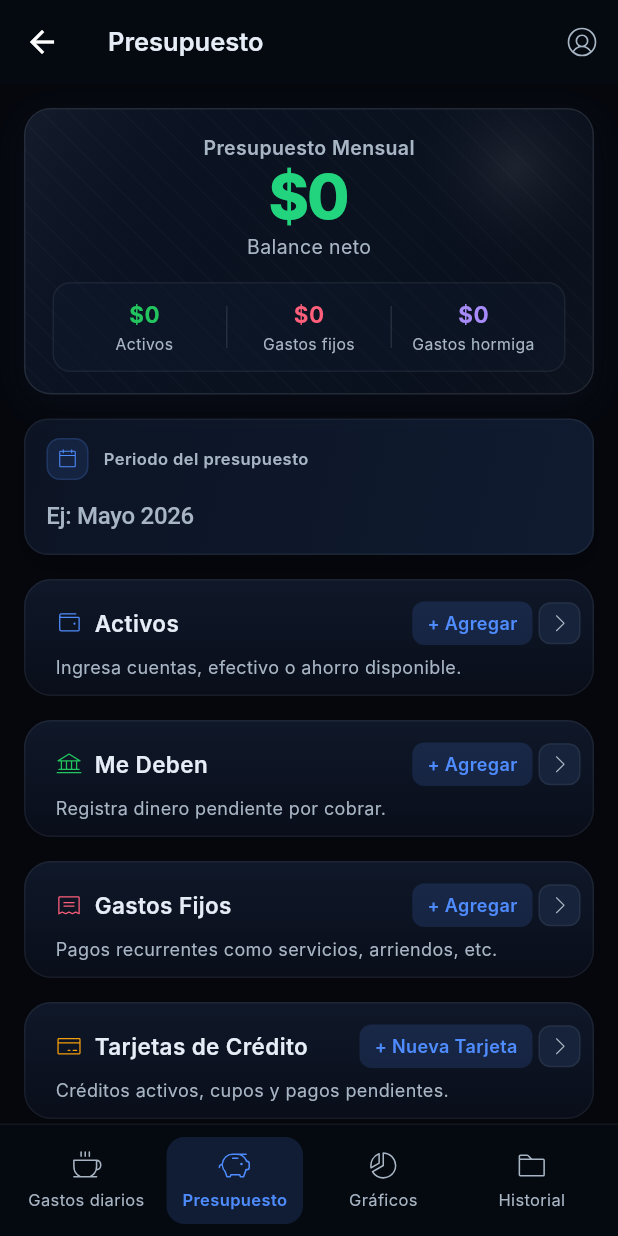
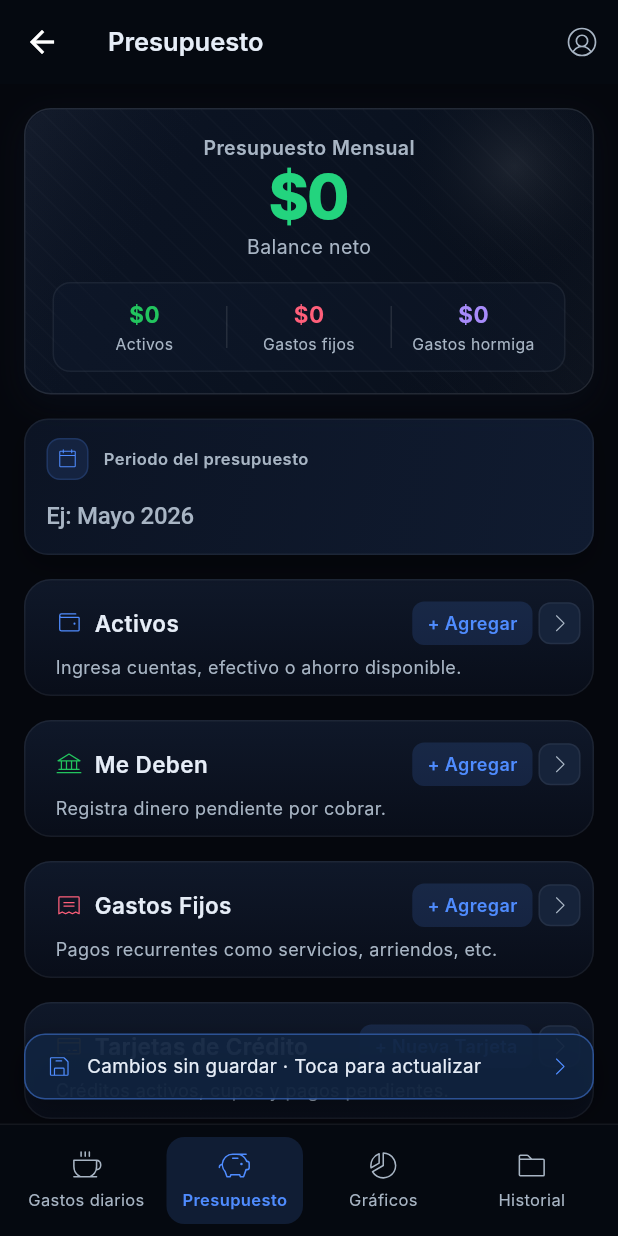
Before and after one commit to JuanDelgado06/finanzas-personales-app, a Flutter app: the HomeShell screen opened directly, item 2 of the bottom bar chosen, after a tap on "+ Nueva Tarjeta", on a phone screen of 412 x 824 dp. Run offline on Flutter 3.47's test engine with Material 3 defaults, Android fonts, the phone set to English and light mode, and no system bars; our stand-ins replace firebase_auth, firebase_core, fl_chart, flutter_slidable, google_sign_in, phosphor_flutter and 1 more; accounts and stored records are empty; network calls fail; Roboto replaces fonts that are missing (Inter).

Commit message:
feat: mejorar la gestión de presupuesto con soporte para abonos a tarjetas de crédito y manejo de cambios sin guardar

```diff
--- a/lib/screens/budget_screen.dart
+++ b/lib/screens/budget_screen.dart
@@ -21,7 +21,9 @@ class BudgetScreen extends StatelessWidget {
         );
     return Scaffold(
       backgroundColor: kAppBg,
-      body: CustomScrollView(
+      body: Stack(
+        children: [
+          CustomScrollView(
             slivers: [
               SliverToBoxAdapter(child: _SummaryCard(state: state)),
               SliverToBoxAdapter(
@@ -159,7 +161,61 @@ class BudgetScreen extends StatelessWidget {
                   ),
                 ),
               ),
-          const SliverToBoxAdapter(child: SizedBox(height: 24)),
+              const SliverToBoxAdapter(child: SizedBox(height: 96)),
+            ],
+          ),
+          if (state.hasUnsavedBudgetChanges)
+            Positioned(
+              left: 16,
+              right: 16,
+              bottom: 16,
+              child: SafeArea(
+                top: false,
+                child: Material(
+                  color: Colors.transparent,
+                  child: InkWell(
+                    borderRadius: BorderRadius.circular(14),
+                    onTap: () => _saveBudget(context, state),
+                    child: Container(
+                      padding: const EdgeInsets.symmetric(horizontal: 14, vertical: 12),
+                      decoration: BoxDecoration(
+                        color: const Color(0xEE10233F),
+                        borderRadius: BorderRadius.circular(14),
+                        border: Border.all(color: kAccent.withOpacity(0.45)),
+                        boxShadow: [
+                          BoxShadow(
+                            color: Colors.black.withOpacity(0.35),
+                            blurRadius: 14,
+                            offset: const Offset(0, 8),
+                          ),
+                        ],
+                      ),
+                      child: const Row(
+                        children: [
+                          PhosphorIcon(
+                            PhosphorIconsLight.floppyDisk,
+                            color: kAccent,
+                            size: 17,
+                          ),
+                          SizedBox(width: 10),
+                          Expanded(
+                            child: Text(
+                              'Cambios sin guardar · Toca para actualizar',
+                              style: TextStyle(color: kTextMain, fontSize: 12.5),
+                            ),
+                          ),
+                          PhosphorIcon(
+                            PhosphorIconsLight.caretRight,
+                            color: kAccent,
+                            size: 16,
+                          ),
+                        ],
+                      ),
+                    ),
+                  ),
+                ),
+              ),
+            ),
         ],
       ),
     );
@@ -567,7 +623,7 @@ class _MonthInputState extends State<_MonthInput> {
             focusNode: _focusNode,
             onChanged: (v) {
               widget.state.monthName = v;
-              widget.state.notifyListeners();
+                widget.state.markBudgetDirty();
             },
             style: const TextStyle(
               color: kTextMain,
@@ -1147,7 +1203,7 @@ class _LiabilityRow extends StatelessWidget {
               hint: 'Gasto fijo',
               onChanged: (v) {
                 item.name = v;
-                state.notifyListeners();
+                state.markBudgetDirty();
               },
             ),
           ),
@@ -1158,7 +1214,7 @@ class _LiabilityRow extends StatelessWidget {
               initial: item.amount,
               onChanged: (v) {
                 item.amount = v;
-                state.notifyListeners();
+                state.markBudgetDirty();
               },
             ),
           ),
@@ -1187,6 +1243,8 @@ class _CreditCardRow extends StatefulWidget {
 
 class _CreditCardRowState extends State<_CreditCardRow> {
   late bool _expanded;
+  late final TextEditingController _abonoCtrl;
+  String _abonoAssetName = '';
 
   double _derivedBalance() {
     final value = widget.item.creditLimit - widget.item.paymentTotal;
@@ -1201,7 +1259,14 @@ class _CreditCardRowState extends State<_CreditCardRow> {
   void initState() {
     super.initState();
     _expanded = false;
+    _abonoCtrl = TextEditingController();
     _syncDerivedBalance();
+  }
+
+  @override
+  void dispose() {
+    _abonoCtrl.dispose();
+    super.dispose();
   }
 
   @override
@@ -1210,9 +1275,53 @@ class _CreditCardRowState extends State<_CreditCardRow> {
     _syncDerivedBalance();
   }
 
+  void _applyPayment(AppState state) {
+    final messenger = ScaffoldMessenger.of(context);
+    final amount = double.tryParse(_abonoCtrl.text) ?? 0;
+
+    if (_abonoAssetName.trim().isEmpty) {
+      messenger.showSnackBar(
+        const SnackBar(
+          content: Text('Selecciona un activo para pagar la tarjeta'),
+          backgroundColor: kDanger,
+        ),
+      );
+      return;
+    }
+
+    final error = state.applyCreditCardPayment(
+      cardId: widget.item.id,
+      assetName: _abonoAssetName,
+      amount: amount,
+    );
+
+    if (error != null) {
+      messenger.showSnackBar(
+        SnackBar(content: Text(error), backgroundColor: kDanger),
+      );
+      return;
+    }
+
+    _abonoCtrl.clear();
+    HapticFeedback.lightImpact();
+    messenger.showSnackBar(
+      const SnackBar(
+        content: Text('Abono aplicado a la tarjeta'),
+        backgroundColor: kSuccess,
+      ),
+    );
+  }
+
   @override
   Widget build(BuildContext context) {
     final state = context.read<AppState>();
+    final assetNames = state.assetNames;
+    if (assetNames.isEmpty) {
+      _abonoAssetName = '';
+    } else if (!assetNames.contains(_abonoAssetName)) {
+      _abonoAssetName = assetNames.first;
+    }
+
     final cardName = widget.item.name.trim();
     final hasName = cardName.isNotEmpty;
     final currentBalance = _derivedBalance();
@@ -1359,33 +1468,6 @@ class _CreditCardRowState extends State<_CreditCardRow> {
                           Column(
                             crossAxisAlignment: CrossAxisAlignment.start,
                             children: [
-                              const Text(
-                                'VALID\nTHRU',
-                                style: TextStyle(
-                                  color: Color(0xFF7D8592),
-                                  fontSize: 7,
-                                  height: 1.3,
-                                  letterSpacing: 0.5,
-                                ),
-                              ),
-                              const SizedBox(height: 2),
-                              Text(
-                                widget.item.paymentDay != null
-                                    ? '${widget.item.cutoffDay ?? '--'}/${widget.item.paymentDay}'
-                                    : '--/--',
-                                style: const TextStyle(
-                                  color: Color(0xFFECEFF3),
-                                  fontSize: 14,
-                                  fontWeight: FontWeight.w600,
-                                  letterSpacing: 1.2,
-                                ),
-                              ),
-                            ],
-                          ),
-                          const SizedBox(width: 24),
-                          Column(
-                            crossAxisAlignment: CrossAxisAlignment.start,
-                            children: [
                               Text(
                                 'CUPO',
                                 style: TextStyle(
@@ -1500,7 +1582,7 @@ class _CreditCardRowState extends State<_CreditCardRow> {
                             hint: 'Ej: Visa, Mastercard, Amex',
                             onChanged: (v) {
                               widget.item.name = v;
-                              state.notifyListeners();
+                              state.markBudgetDirty();
                             },
                           ),
                         ],
@@ -1527,7 +1609,7 @@ class _CreditCardRowState extends State<_CreditCardRow> {
                             onChanged: (v) {
                               widget.item.creditLimit = v;
                               _syncDerivedBalance();
-                              state.notifyListeners();
+                              state.markBudgetDirty();
                             },
                           ),
                         ],
@@ -1586,7 +1668,7 @@ class _CreditCardRowState extends State<_CreditCardRow> {
                             compact: true,
                             onChanged: (v) {
                               widget.item.minimum = v;
-                              state.notifyListeners();
+                              state.markBudgetDirty();
                             },
                           ),
                         ],
@@ -1608,7 +1690,7 @@ class _CreditCardRowState extends State<_CreditCardRow> {
                             onChanged: (v) {
                               widget.item.paymentTotal = v;
                               _syncDerivedBalance();
-                              state.notifyListeners();
+                              state.markBudgetDirty();
                             },
                           ),
                         ],
@@ -1617,48 +1699,103 @@ class _CreditCardRowState extends State<_CreditCardRow> {
                   ],
                 ),
                 const SizedBox(height: 10),
-                // Fechas
+                // Abono desde activo
+                const Align(
+                  alignment: Alignment.centerLeft,
+                  child: Text(
+                    'Abono a tarjeta desde activo',
+                    style: TextStyle(
+                      color: kTextSoft,
+                      fontSize: 11,
+                      fontWeight: FontWeight.w600,
+                    ),
+                  ),
+                ),
+                const SizedBox(height: 6),
                 Row(
                   children: [
                     Expanded(
-                      child: Column(
-                        crossAxisAlignment: CrossAxisAlignment.start,
-                        children: [
-                          const Text(
-                            'Día de corte',
-                            style: TextStyle(color: kTextSoft, fontSize: 11),
-                          ),
-                          const SizedBox(height: 4),
-                          _DayInput(
-                            initial: widget.item.cutoffDay,
-                            hint: '1-31',
-                            onChanged: (v) {
-                              widget.item.cutoffDay = v;
-                              state.notifyListeners();
+                      flex: 5,
+                      child: DropdownButtonFormField<String>(
+                        value: _abonoAssetName.isEmpty ? null : _abonoAssetName,
+                        items: assetNames
+                            .map(
+                              (name) => DropdownMenuItem<String>(
+                                value: name,
+                                child: Text(
+                                  name,
+                                  overflow: TextOverflow.ellipsis,
+                                  style: const TextStyle(
+                                    color: kTextMain,
+                                    fontSize: 13,
+                                  ),
+                                ),
+                              ),
+                            )
+                            .toList(),
+                        onChanged: assetNames.isEmpty
+                            ? null
+                            : (v) {
+                                setState(() => _abonoAssetName = v ?? '');
                               },
-                          ),
-                        ],
+                        decoration: InputDecoration(
+                          hintText: assetNames.isEmpty
+                              ? 'No hay activos disponibles'
+                              : 'Activo de pago',
+                          isDense: true,
+                          contentPadding: const EdgeInsets.symmetric(
+                            horizontal: 10,
+                            vertical: 10,
+                          ),
+                        ),
+                        dropdownColor: kSurface,
+                        iconEnabledColor: kTextSoft,
+                        style: const TextStyle(color: kTextMain),
                       ),
                     ),
                     const SizedBox(width: 8),
                     Expanded(
-                      child: Column(
-                        crossAxisAlignment: CrossAxisAlignment.start,
-                        children: [
-                          const Text(
-                            'Día de pago',
-                            style: TextStyle(color: kTextSoft, fontSize: 11),
-                          ),
-                          const SizedBox(height: 4),
-                          _DayInput(
-                            initial: widget.item.paymentDay,
-                            hint: '1-31',
-                            onChanged: (v) {
-                              widget.item.paymentDay = v;
-                              state.notifyListeners();
-                            },
-                          ),
-                        ],
+                      flex: 3,
+                      child: TextField(
+                        controller: _abonoCtrl,
+                        keyboardType: const TextInputType.numberWithOptions(
+                          decimal: true,
+                        ),
+                        inputFormatters: [
+                          FilteringTextInputFormatter.allow(
+                            RegExp(r'^\d*\.?\d*'),
+                          ),
+                        ],
+                        style: const TextStyle(color: kTextMain, fontSize: 13),
+                        textAlign: TextAlign.right,
+                        decoration: InputDecoration(
+                          hintText: '0',
+                          hintStyle: const TextStyle(color: kTextSoft),
+                          prefixText: '\$ ',
+                          prefixStyle: const TextStyle(
+                            color: kTextSoft,
+                            fontSize: 13,
+                          ),
+                          isDense: true,
+                          contentPadding: const EdgeInsets.symmetric(
+                            horizontal: 10,
+                            vertical: 10,
+                          ),
+                        ),
+                      ),
+                    ),
+                    const SizedBox(width: 8),
+                    SizedBox(
+                      height: 40,
+                      child: ElevatedButton(
+                        onPressed: assetNames.isEmpty
+                            ? null
+                            : () => _applyPayment(state),
+                        style: ElevatedButton.styleFrom(
+                          padding: const EdgeInsets.symmetric(horizontal: 12),
+                          minimumSize: const Size(0, 40),
+                        ),
+                        child: const Text('Abonar'),
                       ),
                     ),
                   ],
--- a/lib/state/app_state.dart
+++ b/lib/state/app_state.dart
@@ -21,6 +21,7 @@ class AppState extends ChangeNotifier {
   static const String _pendingOpsCacheKey = 'pending_budget_ops_v1';
   bool _syncingPendingOps = false;
   int _pendingOpsCount = 0;
+  bool _hasUnsavedBudgetChanges = false;
 
   String monthName = '';
   List<BudgetItem> assets = [];
@@ -46,6 +47,7 @@ class AppState extends ChangeNotifier {
   bool get isSyncingPendingOps => _syncingPendingOps;
   bool get hasPendingSync => _pendingOpsCount > 0;
   int get pendingOpsCount => _pendingOpsCount;
+  bool get hasUnsavedBudgetChanges => _hasUnsavedBudgetChanges;
 
   // Auto-save state
   bool isSaving = false;
@@ -66,7 +68,7 @@ class AppState extends ChangeNotifier {
 
   // ── Calculated totals ──────────────────────────────────────────────────────
   double get _baseAssets =>
-      [...assets, ...owed].fold(0, (sum, i) => sum + i.amount);
+      assets.fold(0, (sum, i) => sum + i.amount);
 
   String _normalizePaymentMethod(String value) => value.trim().toLowerCase();
 
@@ -97,7 +99,7 @@ class AppState extends ChangeNotifier {
     final remainingById = <String, double>{};
     final itemsByMethod = <String, List<BudgetItem>>{};
 
-    for (final item in [...assets, ...owed]) {
+    for (final item in assets) {
       remainingById[item.id] = item.amount;
       final key = _normalizePaymentMethod(item.name);
       if (key.isEmpty) continue;
@@ -130,13 +132,16 @@ class AppState extends ChangeNotifier {
     return covered > 0 ? covered : 0;
   }
 
+  double get _totalOwed => owed.fold(0.0, (sum, item) => sum + item.amount);
+
   double get _uncoveredMicroExpenses {
     final remaining = totalMicroExpenses - _microExpensesCoveredByAssets;
     return remaining > 0 ? remaining : 0;
   }
 
-  double get totalAssets =>
-      availableAmountByItemId.values.fold(0.0, (sum, value) => sum + value);
+    double get totalAssets =>
+      availableAmountByItemId.values.fold(0.0, (sum, value) => sum + value) +
+      _totalOwed;
 
   double get totalMicroExpenses =>
       microExpenses.fold(0, (sum, m) => sum + m.amount);
@@ -159,7 +164,7 @@ class AppState extends ChangeNotifier {
   double get savingsGoal => totalAssets - partialLiabilities;
 
   List<String> get assetNames =>
-      [...assets, ...owed].map((a) => a.name.trim()).where((n) => n.isNotEmpty).toList();
+      assets.map((a) => a.name.trim()).where((n) => n.isNotEmpty).toList();
 
   List<String> get paymentMethodNames {
     final names = <String>[];
@@ -177,6 +182,7 @@ class AppState extends ChangeNotifier {
   // ── Form actions ───────────────────────────────────────────────────────────
   void _resetForm() {
     monthName = '';
+    _hasUnsavedBudgetChanges = false;
     microExpenseCategories = List.from(kDefaultCategories);
     assets = [
       BudgetItem(id: '1', name: 'Nequi', amount: 0),
@@ -209,35 +215,45 @@ class AppState extends ChangeNotifier {
     notifyListeners();
   }
 
+  void markBudgetDirty({bool notify = true}) {
+    _hasUnsavedBudgetChanges = true;
+    if (notify) notifyListeners();
+  }
+
+  void clearBudgetDirty({bool notify = true}) {
+    _hasUnsavedBudgetChanges = false;
+    if (notify) notifyListeners();
+  }
+
   void updateAsset(int index, {String? name, double? amount}) {
     if (name != null) assets[index].name = name;
     if (amount != null) assets[index].amount = amount;
-    notifyListeners();
+    markBudgetDirty();
   }
 
   void addAsset() {
     assets.add(BudgetItem(id: DateTime.now().millisecondsSinceEpoch.toString(), name: '', amount: 0));
-    notifyListeners();
+    markBudgetDirty();
   }
 
-  void removeAsset(int index) { assets.removeAt(index); notifyListeners(); }
+  void removeAsset(int index) { assets.removeAt(index); markBudgetDirty(); }
 
   void updateOwed(int index, {String? name, double? amount}) {
     if (name != null) owed[index].name = name;
     if (amount != null) owed[index].amount = amount;
-    notifyListeners();
+    markBudgetDirty();
   }
 
   void addOwed() {
     owed.add(BudgetItem(id: DateTime.now().millisecondsSinceEpoch.toString(), name: '', amount: 0));
-    notifyListeners();
+    markBudgetDirty();
   }
 
-  void removeOwed(int index) { owed.removeAt(index); notifyListeners(); }
+  void removeOwed(int index) { owed.removeAt(index); markBudgetDirty(); }
 
   void addLiability() {
     liabilities.add(Liability(id: DateTime.now().millisecondsSinceEpoch.toString(), name: '', amount: 0));
-    notifyListeners();
+    markBudgetDirty();
   }
 
   void addCreditCard() {
@@ -251,15 +267,49 @@ class AppState extends ChangeNotifier {
         paymentTotal: 0,
       ),
     );
-    notifyListeners();
+    markBudgetDirty();
   }
 
   void removeCreditCard(int index) {
     creditCards.removeAt(index);
-    notifyListeners();
+    markBudgetDirty();
   }
 
-  void removeLiability(int index) { liabilities.removeAt(index); notifyListeners(); }
+  String? applyCreditCardPayment({
+    required String cardId,
+    required String assetName,
+    required double amount,
+  }) {
+    if (amount <= 0) return 'Ingresa un monto valido';
+
+    final cardIndex = creditCards.indexWhere((c) => c.id == cardId);
+    if (cardIndex < 0) return 'No se encontro la tarjeta';
+
+    final assetIndex = assets.indexWhere(
+      (a) => _normalizePaymentMethod(a.name) == _normalizePaymentMethod(assetName),
+    );
+    if (assetIndex < 0) return 'No se encontro el activo de pago';
+
+    final card = creditCards[cardIndex];
+    if (card.paymentTotal <= 0) return 'La tarjeta no tiene saldo pendiente';
+    if (amount > card.paymentTotal) return 'El abono supera el saldo pendiente';
+
+    final asset = assets[assetIndex];
+    if (amount > asset.amount) return 'Fondos insuficientes en $assetName';
+
+    asset.amount -= amount;
+    card.paymentTotal -= amount;
+    if (card.paymentTotal < 0) card.paymentTotal = 0;
+
+    final nextBalance = card.creditLimit - card.paymentTotal;
+    card.balance = nextBalance > 0 ? nextBalance : 0;
+
+    markBudgetDirty();
+    _scheduleSave();
+    return null;
+  }
+
+  void removeLiability(int index) { liabilities.removeAt(index); markBudgetDirty(); }
 
   void addMicroExpense() {
     final defaultPayment = assetNames.isNotEmpty ? assetNames.first : '';
@@ -425,6 +475,7 @@ class AppState extends ChangeNotifier {
     if (budget.microExpenseCategories.isNotEmpty) {
       microExpenseCategories = List.from(budget.microExpenseCategories);
     }
+    _hasUnsavedBudgetChanges = false;
     notifyListeners();
   }
 
@@ -480,6 +531,7 @@ class AppState extends ChangeNotifier {
       await apiService.saveBudget(budget);
       await _syncPendingOperations(refreshBudgets: false);
       await loadBudgets();
+      clearBudgetDirty(notify: false);
       return true;
     } catch (e) {
       debugPrint('Error saving budget: $e');
@@ -487,6 +539,7 @@ class AppState extends ChangeNotifier {
       await _enqueuePendingSave(budget);
       _upsertLocalBudget(budget);
       await _writeBudgetsCache(savedBudgets);
+      clearBudgetDirty(notify: false);
       notifyListeners();
       return true;
     }
```
Lines whose indentation alone changed are shown as unchanged.
